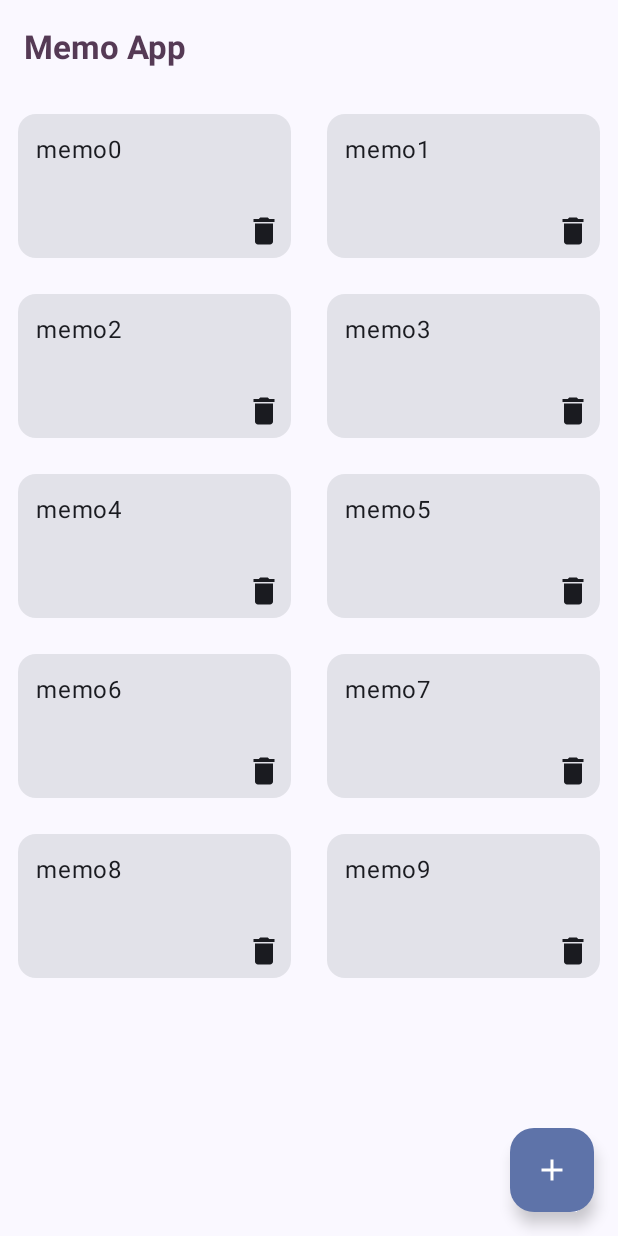
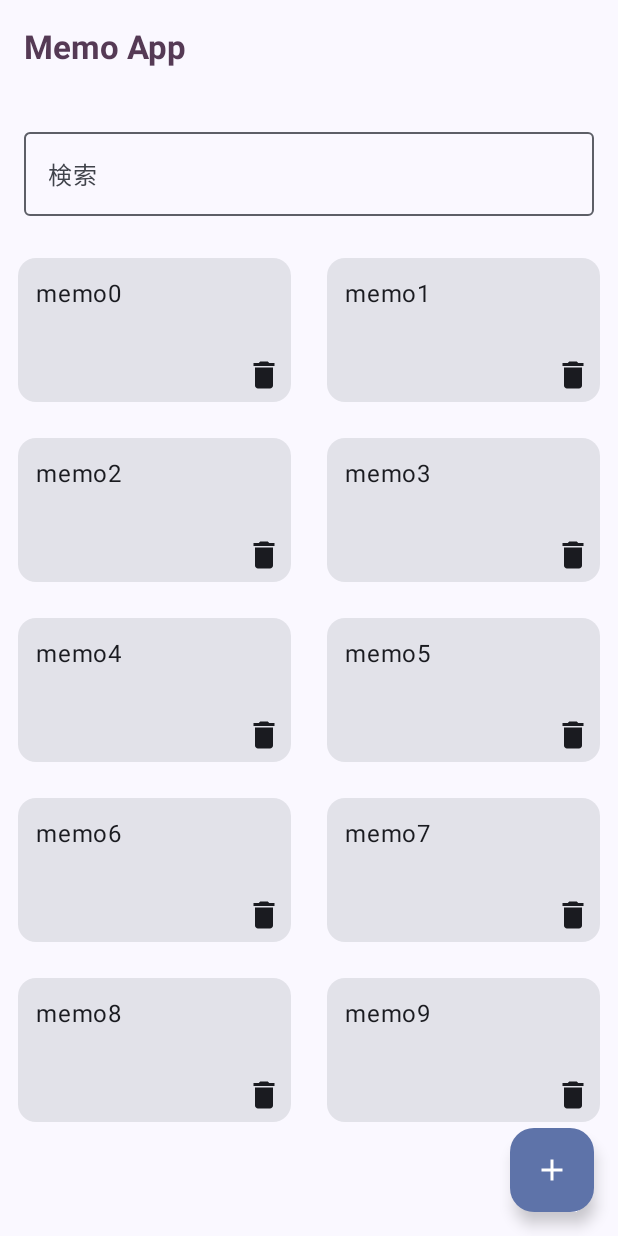
Before and after one commit to takahito-shimada/training-android, an Android app built with Jetpack Compose: the screen it shows after launch (MainActivity), on a phone screen of 412 x 824 dp. Run offline under Robolectric (Android 15) with nearby library versions, the phone set to English and light mode, and no system bars; our stand-ins replace Room's generated code; libraries missing offline, so code that uses them is left out: androidx.room.util.

Commit message:
検索機能作成

```diff
--- a/KotlinNoteTraining/app/src/main/java/com/example/kotlinnotetraining/MainActivity.kt
+++ b/KotlinNoteTraining/app/src/main/java/com/example/kotlinnotetraining/MainActivity.kt
@@ -6,7 +6,9 @@ import androidx.activity.compose.setContent
 import androidx.activity.enableEdgeToEdge
 import androidx.compose.foundation.clickable
 import androidx.compose.foundation.layout.Box
+import androidx.compose.foundation.layout.Column
 import androidx.compose.foundation.layout.fillMaxSize
+import androidx.compose.foundation.layout.fillMaxWidth
 import androidx.compose.foundation.layout.padding
 import androidx.compose.foundation.layout.size
 import androidx.compose.foundation.lazy.grid.GridCells
@@ -22,6 +24,7 @@ import androidx.compose.material3.FloatingActionButton
 import androidx.compose.material3.Icon
 import androidx.compose.material3.IconButton
 import androidx.compose.material3.MaterialTheme
+import androidx.compose.material3.OutlinedTextField
 import androidx.compose.material3.Scaffold
 import androidx.compose.material3.Text
 import androidx.compose.material3.TextField
@@ -36,6 +39,7 @@ import androidx.compose.runtime.remember
 import androidx.compose.ui.Alignment
 import androidx.compose.ui.Modifier
 import androidx.compose.ui.graphics.Color
+import androidx.compose.ui.graphics.Outline
 import androidx.compose.ui.text.font.FontWeight
 import androidx.compose.ui.tooling.preview.Preview
 import androidx.compose.ui.unit.dp
@@ -44,6 +48,7 @@ import androidx.navigation.compose.NavHost
 import androidx.navigation.compose.composable
 import androidx.navigation.compose.rememberNavController
 import androidx.navigation.navArgument
+import androidx.room.util.TableInfo
 import androidx.room.util.copy
 import com.example.kotlinnotetraining.ui.theme.KotlinNoteTrainingTheme
 
@@ -185,6 +190,9 @@ fun MemoListScreen(
     onClick: (Int) -> Unit,
     onDeleteClick: (Int) -> Unit
 ) {
+    var query by remember { mutableStateOf("") }
+    val filteredMemoList = memoList.filter { it.contains(query) }
+
     Scaffold(
         topBar = {
             TopAppBar(title = {
@@ -203,12 +211,21 @@ fun MemoListScreen(
             }
         }
     ) { innerPadding ->
-        MemoList(
-            modifier = Modifier.padding(innerPadding),
-            memoList = memoList,
-            onClick = onClick,
-            onDeleteClick = onDeleteClick
-        )
+        Column(modifier = Modifier.padding(innerPadding).fillMaxSize()) {
+            OutlinedTextField(
+                value = query,
+                onValueChange = {value -> query = value },
+                label = {Text("検索")},
+                modifier = Modifier.fillMaxWidth().padding( 16.dp)
+            )
+
+            MemoList(
+                memoList = filteredMemoList,
+                onClick = onClick,
+                onDeleteClick = onDeleteClick
+            )
+        }
+
     }
 }
 
```
Also changed, not shown: 359 other files.
